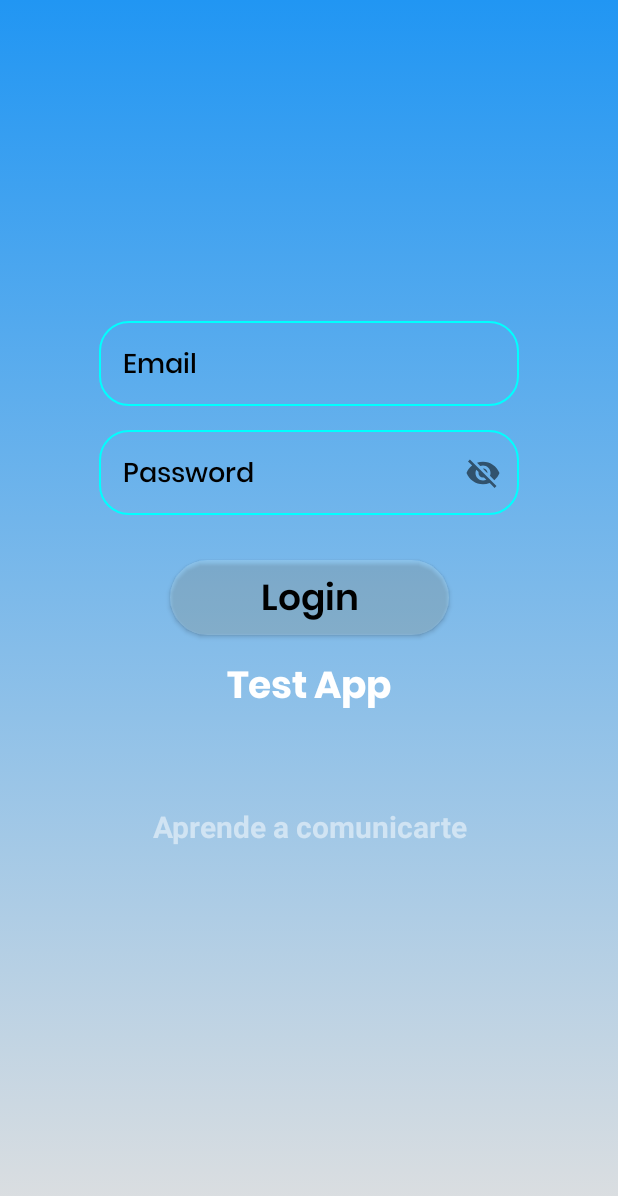
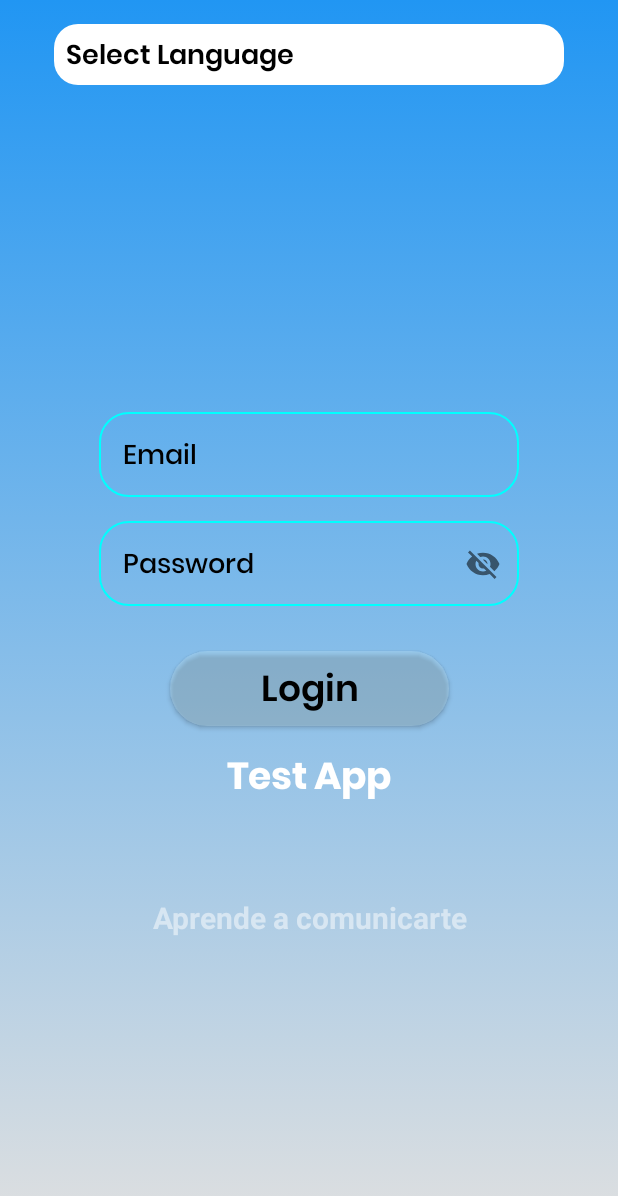
Before and after one commit to mariandev520/Signaaa, an Android app built with Jetpack Compose: the screen it shows after launch (MainActivity), on a phone screen of 412 x 824 dp. Shown: the top 1196 px of the screen. Run offline under Robolectric (Android 15) with nearby library versions, the phone set to English and light mode, and no system bars.

Commit message:
rediseño inicio 1.2

```diff
--- a/app/src/main/java/com/xilonet/signa/view/Login.kt
+++ b/app/src/main/java/com/xilonet/signa/view/Login.kt
@@ -22,6 +22,8 @@ import androidx.compose.foundation.text.KeyboardOptions
 import androidx.compose.material.Button
 import androidx.compose.material.ButtonDefaults
 import androidx.compose.material.CircularProgressIndicator
+import androidx.compose.material.DropdownMenu
+import androidx.compose.material.DropdownMenuItem
 import androidx.compose.material.Icon
 import androidx.compose.material.IconButton
 import androidx.compose.material.MaterialTheme
@@ -86,10 +88,11 @@ fun LoginUI(navController: NavController) {
     )
 
 
+
     Box(
         modifier = Modifier.fillMaxSize()
     ) {
-        // Agrega un fondo con el gradiente
+
         Box(
             modifier = Modifier
                 .fillMaxSize()
@@ -105,7 +108,10 @@ fun LoginUI(navController: NavController) {
             verticalArrangement = Arrangement.Top,
             horizontalAlignment = Alignment.CenterHorizontally
         ) {
+
+            LanguageSelector()
             Spacer(Modifier.fillMaxHeight(0.25f))
+
 
 
             LoginFieldsAndButton() { navController.navigate(Screen.QuizCustomizer.route) }
@@ -116,6 +122,69 @@ fun LoginUI(navController: NavController) {
     }
 
 }
+
+@Composable
+fun LanguageSelector() {
+    var expanded by remember { mutableStateOf(false) }
+    var selectedLanguage by remember { mutableStateOf("English") } // Idioma seleccionado
+
+    val languages = listOf("English", "Español", "Français", "Deutsch", "Italiano")
+
+    Column(
+        modifier = Modifier
+            .fillMaxWidth()
+            .padding(16.dp)
+    ) {
+        Box(
+            modifier = Modifier
+                .fillMaxWidth()
+                .clickable { expanded = true }
+                .background(Color.White, shape = RoundedCornerShape(16.dp))
+                .padding(8.dp)
+        ) {
+            Text(
+                text = "Select Language",
+                fontSize = 18.sp,
+                color = Color.Black
+            )
+        }
+
+        Spacer(modifier = Modifier.height(8.dp))
+
+        if (expanded) {
+            Box(
+                modifier = Modifier
+                    .fillMaxWidth()
+                    .background(Color.Transparent, shape = RoundedCornerShape(8.dp))
+            ) {
+                DropdownMenu(
+                    expanded = expanded,
+                    onDismissRequest = { expanded = false },
+                ) {
+                    languages.forEach { language ->
+                        DropdownMenuItem(onClick = {
+                            selectedLanguage = language
+                            expanded = false
+                        }) {
+                            Text(
+
+                                text = language,
+                                color = Color.Black,
+
+
+                            )
+                        }
+                    }
+                }
+            }
+        }
+    }
+
+    // Muestra el idioma seleccionado
+
+}
+
+
 
 @Composable
 fun AnimatedTextWithFade() {
```
